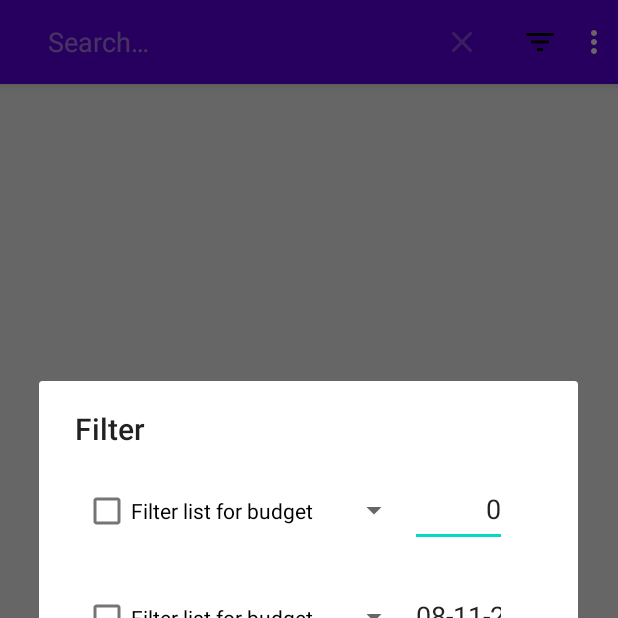
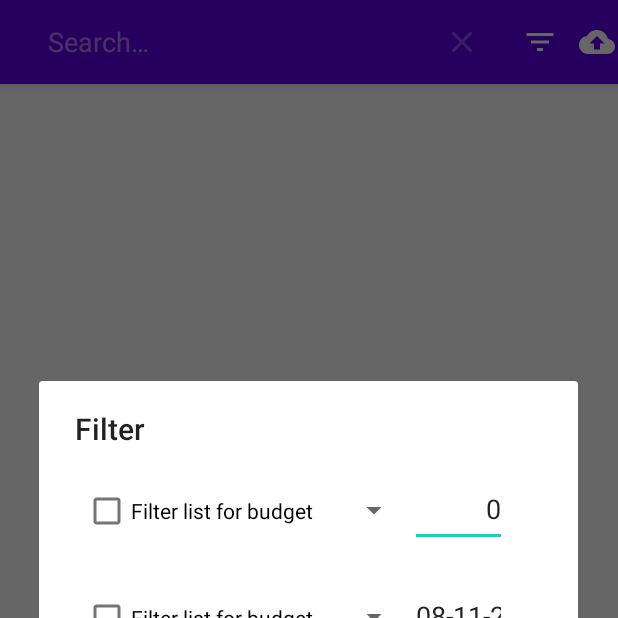
Before and after one commit to bakaemon/M-Expense, an Android app: the screen it shows after launch (MainActivity), after a tap on "Filter", on a phone screen of 412 x 824 dp, the top half of it. Run offline under Robolectric (Android 15) with nearby library versions, the phone set to English and light mode, and no system bars; our stand-ins replace Room's generated code, navigation-ui; 1 statement that could not run was skipped; 1 other tap on this screen came first.

Commit message:
add cloud upload to main fragment

```diff
--- a/app/src/main/java/com/tqb/m_expense/Utils/HttpUtils.java
+++ b/app/src/main/java/com/tqb/m_expense/Utils/HttpUtils.java
@@ -15,6 +15,7 @@ import java.net.MalformedURLException;
 import java.net.URI;
 import java.net.URL;
 import java.net.URLEncoder;
+import java.nio.charset.StandardCharsets;
 import java.util.AbstractMap;
 import java.util.ArrayList;
 import java.util.HashMap;
@@ -208,7 +209,7 @@ public class HttpUtils {
     private void writeContent(HttpURLConnection urlConnection, String data) throws IOException {
         urlConnection.setInstanceFollowRedirects( autoRedirectEnabled );
         logger.finest(data);
-        byte[] bytes = data.getBytes("UTF-8");
+        byte[] bytes = data.getBytes(StandardCharsets.UTF_8);
         urlConnection.setDoOutput(true);
         urlConnection.setFixedLengthStreamingMode(bytes.length);
         OutputStream out = new BufferedOutputStream(urlConnection.getOutputStream());
@@ -266,6 +267,7 @@ public class HttpUtils {
         if (input == null) return;
 
         if (stream != null) {
+
             byte[] buffer = new byte[512];
             int byteLetti;
             while ((byteLetti = input.read(buffer)) > 0) {
--- /dev/null
+++ b/app/src/main/res/drawable/ic_baseline_cloud_upload_24.xml
@@ -0,0 +1,5 @@
+<vector android:height="24dp" android:tint="#FFFFFF"
+    android:viewportHeight="24" android:viewportWidth="24"
+    android:width="24dp" xmlns:android="http://schemas.android.com/apk/res/android">
+    <path android:fillColor="@android:color/white" android:pathData="M19.35,10.04C18.67,6.59 15.64,4 12,4 9.11,4 6.6,5.64 5.35,8.04 2.34,8.36 0,10.91 0,14c0,3.31 2.69,6 6,6h13c2.76,0 5,-2.24 5,-5 0,-2.64 -2.05,-4.78 -4.65,-4.96zM14,13v4h-4v-4H7l5,-5 5,5h-3z"/>
+</vector>
--- a/app/src/main/res/drawable/ic_baseline_filter_list_24.xml
+++ b/app/src/main/res/drawable/ic_baseline_filter_list_24.xml
@@ -1,4 +1,4 @@
-<vector android:height="24dp" android:tint="#000000"
+<vector android:height="24dp" android:tint="#FFFFFF"
     android:viewportHeight="24" android:viewportWidth="24"
     android:width="24dp" xmlns:android="http://schemas.android.com/apk/res/android">
     <path android:fillColor="@android:color/white" android:pathData="M10,18h4v-2h-4v2zM3,6v2h18L21,6L3,6zM6,13h12v-2L6,11v2z"/>
--- a/app/src/main/res/drawable/ic_baseline_search_24.xml
+++ b/app/src/main/res/drawable/ic_baseline_search_24.xml
@@ -1,4 +1,4 @@
-<vector android:height="24dp" android:tint="#000000"
+<vector android:height="24dp" android:tint="#FFFFFF"
     android:viewportHeight="24" android:viewportWidth="24"
     android:width="24dp" xmlns:android="http://schemas.android.com/apk/res/android">
     <path android:fillColor="@android:color/white" android:pathData="M15.5,14h-0.79l-0.28,-0.27C15.41,12.59 16,11.11 16,9.5 16,5.91 13.09,3 9.5,3S3,5.91 3,9.5 5.91,16 9.5,16c1.61,0 3.09,-0.59 4.23,-1.57l0.27,0.28v0.79l5,4.99L20.49,19l-4.99,-5zM9.5,14C7.01,14 5,11.99 5,9.5S7.01,5 9.5,5 14,7.01 14,9.5 11.99,14 9.5,14z"/>
--- a/app/src/main/res/layout/fragment_trip.xml
+++ b/app/src/main/res/layout/fragment_trip.xml
@@ -23,7 +23,12 @@
 
     <androidx.recyclerview.widget.RecyclerView
         android:id="@+id/tripRecyclerView"
-        android:layout_width="match_parent"
-        android:layout_height="match_parent"
-        android:scrollbars="vertical"/>
+        android:layout_width="0dp"
+        android:layout_height="0dp"
+        android:scrollbars="vertical"
+        app:layout_constraintBottom_toBottomOf="parent"
+        app:layout_constraintEnd_toEndOf="parent"
+        app:layout_constraintStart_toStartOf="parent"
+        app:layout_constraintTop_toTopOf="parent" />
+
 </androidx.constraintlayout.widget.ConstraintLayout>
--- a/app/src/main/res/menu/menu_main.xml
+++ b/app/src/main/res/menu/menu_main.xml
@@ -13,8 +13,9 @@
         android:icon="@drawable/ic_baseline_filter_list_24"
         app:showAsAction="ifRoom"/>
     <item
-        android:id="@+id/action_settings"
-        android:orderInCategory="100"
-        android:title="@string/action_settings"
-        app:showAsAction="never" />
+        android:id="@+id/action_upload"
+        android:title="Upload"
+        android:icon="@drawable/ic_baseline_cloud_upload_24"
+        app:showAsAction="ifRoom"/>
+
 </menu>
```
Also changed, not shown: app/src/main/java/com/tqb/m_expense/SettingFragment.java (deleted, +0 -153 lines), app/src/main/java/com/tqb/m_expense/TripFragment.java (+86 -7 lines), app/src/main/java/com/tqb/m_expense/View/Adapter/SettingRecycleViewAdapter.java (deleted, +0 -66 lines), app/src/main/res/layout/fragment_setting.xml (deleted, +0 -13 lines), app/src/main/res/layout/setting_row.xml (deleted, +0 -25 lines).
